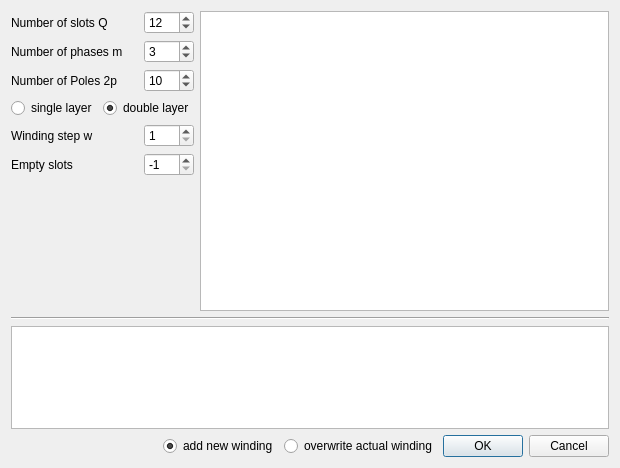
The window that swat_em/ui/GenWinding2.ui (mjfwest/swat-em) describes before a commit, drawn with Qt 5.
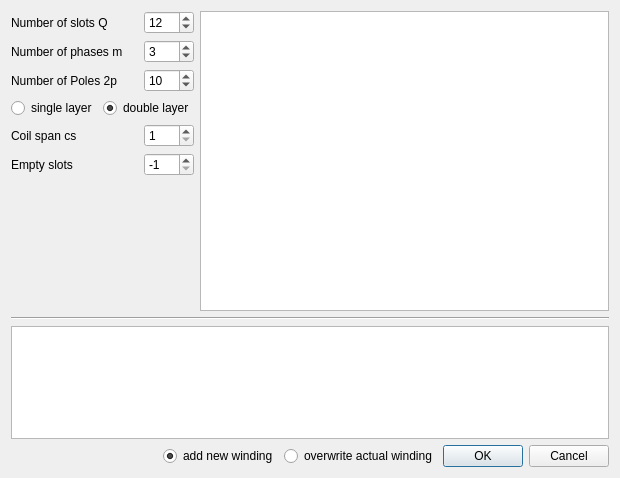
The same window after the commit. Icons and pictures are not drawn.

Commit message: Changed the furter expression "winding step" / "wstep" / "w" to "coil span" / "cs"

```diff
--- a/swat_em/ui/GenWinding2.ui
+++ b/swat_em/ui/GenWinding2.ui
@@ -7,7 +7,7 @@
     <x>0</x>
     <y>0</y>
     <width>620</width>
-    <height>468</height>
+    <height>478</height>
    </rect>
   </property>
   <property name="windowTitle">
@@ -180,7 +180,7 @@
          <item>
           <widget class="QLabel" name="label_3">
            <property name="text">
-            <string>Winding step w</string>
+            <string>Coil span cs</string>
            </property>
           </widget>
          </item>
```
Left out of the diff: 2 changed lines with no effect on the pictures. The commit also changes 20 other files.
